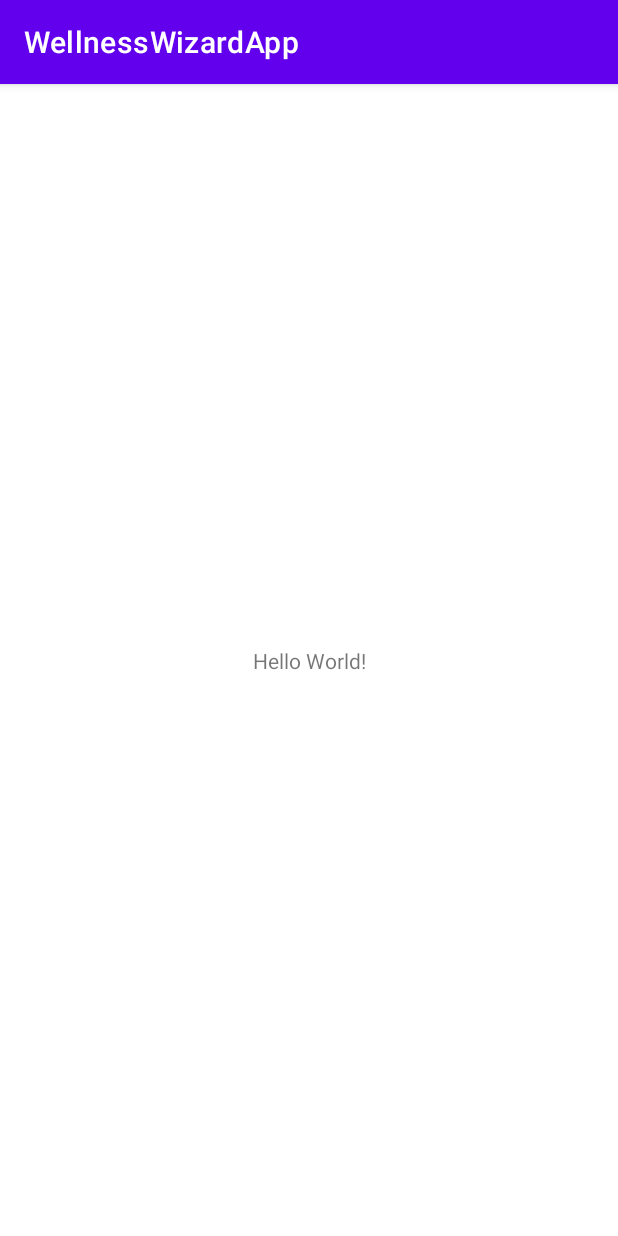
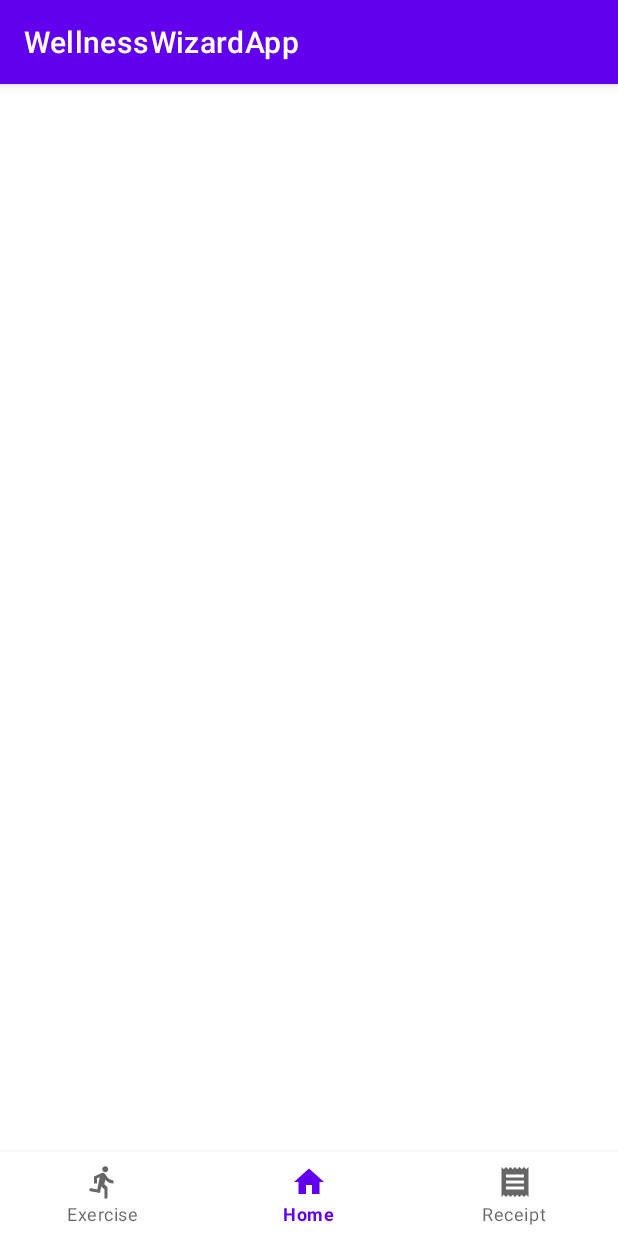
Before and after one commit to SmuuSka/WellnessWizard, an Android app: the screen it shows after launch (MainActivity), on a phone screen of 412 x 824 dp. Run offline under Robolectric (Android 15) with nearby library versions, the phone set to English and light mode, and no system bars.

Commit message:
Navigation menu logic

```diff
--- a/app/src/main/java/fi/metropolia/javacrew/wellnesswizardapp/MainActivity.java
+++ b/app/src/main/java/fi/metropolia/javacrew/wellnesswizardapp/MainActivity.java
@@ -1,15 +1,46 @@
 package fi.metropolia.javacrew.wellnesswizardapp;
 
+import androidx.annotation.NonNull;
 import androidx.appcompat.app.AppCompatActivity;
 
+import android.content.Intent;
 import android.os.Bundle;
+import android.view.MenuItem;
+
+import com.google.android.material.bottomnavigation.BottomNavigationView;
+import com.google.android.material.navigation.NavigationBarView;
+
+import fi.metropolia.javacrew.wellnesswizardapp.recipe.RecipeLibraryActivity;
+import fi.metropolia.javacrew.wellnesswizardapp.stepCounter.StepCounterActivity;
 
 public class MainActivity extends AppCompatActivity {
+
+    NavigationBarView bottomNav;
+
 
     @Override
     protected void onCreate(Bundle savedInstanceState) {
         super.onCreate(savedInstanceState);
         setContentView(R.layout.activity_main);
 
+        bottomNav = findViewById(R.id.bottomNavID);
+        bottomNav.getMenu().getItem(1).setChecked(true);
+
+        bottomNav.setOnItemSelectedListener(new NavigationBarView.OnItemSelectedListener() {
+            @Override
+            public boolean onNavigationItemSelected(@NonNull MenuItem item) {
+                Intent intent = null;
+                switch (item.getItemId()){
+                    case R.id.exercise:
+                        intent = new Intent(MainActivity.this, StepCounterActivity.class);
+                        break;
+                    case R.id.receipt:
+                        intent = new Intent(MainActivity.this, RecipeLibraryActivity.class);
+                        break;
+                }
+                return true;
+            }
+
+        });
     }
 }
--- a/app/src/main/res/layout/activity_main.xml
+++ b/app/src/main/res/layout/activity_main.xml
@@ -6,13 +6,22 @@
     android:layout_height="match_parent"
     tools:context=".MainActivity">
 
-    <TextView
-        android:layout_width="wrap_content"
+
+    <FrameLayout
+        android:layout_width="0dp"
+        android:layout_height="0dp"
+        app:layout_constraintBottom_toBottomOf="parent"
+        app:layout_constraintEnd_toEndOf="parent"
+        app:layout_constraintStart_toStartOf="parent">
+
+    </FrameLayout>
+
+    <com.google.android.material.bottomnavigation.BottomNavigationView
+        android:id="@+id/bottomNavID"
+        android:layout_width="match_parent"
         android:layout_height="wrap_content"
-        android:text="Hello World!"
         app:layout_constraintBottom_toBottomOf="parent"
         app:layout_constraintEnd_toEndOf="parent"
         app:layout_constraintStart_toStartOf="parent"
-        app:layout_constraintTop_toTopOf="parent" />
-
+        app:menu="@menu/bottom_navigation"/>
 </androidx.constraintlayout.widget.ConstraintLayout>
--- a/app/src/main/res/menu/bottom_navigation.xml
+++ b/app/src/main/res/menu/bottom_navigation.xml
@@ -2,10 +2,13 @@
 <menu xmlns:android="http://schemas.android.com/apk/res/android">
 
     <item android:title="Exercise"
-        android:icon="@drawable/ic_baseline_directions_run_24"/>
+        android:icon="@drawable/ic_baseline_directions_run_24"
+        android:id="@+id/exercise"/>
     <item android:title="Home"
-        android:icon="@drawable/ic_baseline_home_24"/>
+        android:icon="@drawable/ic_baseline_home_24"
+        android:id="@+id/home"/>
     <item android:title="Receipt"
-        android:icon="@drawable/ic_baseline_receipt_24"/>
+        android:icon="@drawable/ic_baseline_receipt_24"
+        android:id="@+id/receipt"/>
 
 </menu>
```
Also changed, not shown: app/src/main/AndroidManifest.xml (+13 -13 lines).
